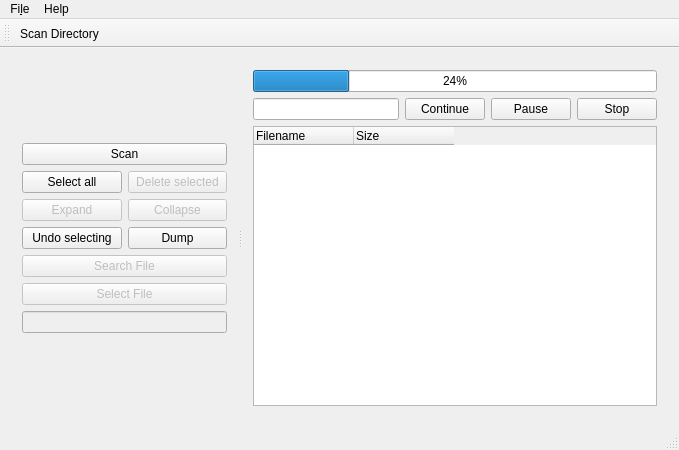
First picture: the form in copies_window/mainwindow.ui, repository Timoniche/FileUtilities, before the edit.
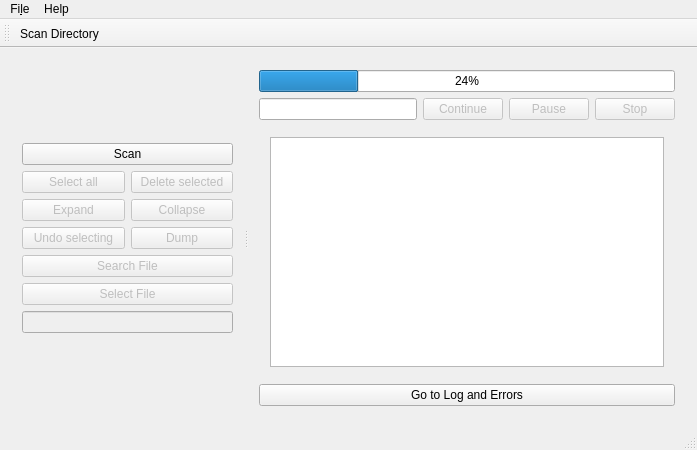
Second picture: the form after the edit. The open tabs and pages were chosen to show the change.

Commit message: buttons fixed, stack widget added

Diff of the .ui file:
```diff
--- a/copies_window/mainwindow.ui
+++ b/copies_window/mainwindow.ui
@@ -6,7 +6,7 @@
    <rect>
     <x>0</x>
     <y>0</y>
-    <width>679</width>
+    <width>697</width>
     <height>450</height>
    </rect>
   </property>
@@ -63,7 +63,7 @@
             <item row="3" column="0">
              <widget class="QPushButton" name="undoButton">
               <property name="enabled">
-               <bool>true</bool>
+               <bool>false</bool>
               </property>
               <property name="text">
                <string>Undo selecting</string>
@@ -82,6 +82,9 @@
             </item>
             <item row="0" column="0">
              <widget class="QPushButton" name="selectButton">
+              <property name="enabled">
+               <bool>false</bool>
+              </property>
               <property name="text">
                <string>Select all</string>
               </property>
@@ -90,7 +93,7 @@
             <item row="3" column="1">
              <widget class="QPushButton" name="dumpButton">
               <property name="enabled">
-               <bool>true</bool>
+               <bool>false</bool>
               </property>
               <property name="text">
                <string>Dump</string>
@@ -183,6 +186,9 @@
           </item>
           <item>
            <widget class="QPushButton" name="continueButton">
+            <property name="enabled">
+             <bool>false</bool>
+            </property>
             <property name="text">
              <string>Continue</string>
             </property>
@@ -190,6 +196,9 @@
           </item>
           <item>
            <widget class="QPushButton" name="pauseButton">
+            <property name="enabled">
+             <bool>false</bool>
+            </property>
             <property name="text">
              <string>Pause</string>
             </property>
@@ -198,7 +207,7 @@
           <item>
            <widget class="QPushButton" name="buttonStop">
             <property name="enabled">
-             <bool>true</bool>
+             <bool>false</bool>
             </property>
             <property name="text">
              <string>Stop</string>
@@ -208,6 +217,13 @@
          </layout>
         </item>
         <item>
+         <widget class="QStackedWidget" name="stackedWidget">
+          <property name="currentIndex">
+           <number>0</number>
+          </property>
+          <widget class="QWidget" name="page">
+           <layout class="QVBoxLayout" name="verticalLayout_7">
+            <item>
          <widget class="QTreeWidget" name="treeWidget">
           <attribute name="headerMinimumSectionSize">
            <number>100</number>
@@ -229,6 +245,24 @@
         </item>
        </layout>
       </widget>
+          <widget class="QWidget" name="page_2">
+           <layout class="QVBoxLayout" name="verticalLayout_6">
+            <item>
+             <widget class="QListWidget" name="listWidget"/>
+            </item>
+           </layout>
+          </widget>
+         </widget>
+        </item>
+        <item>
+         <widget class="QPushButton" name="switchButton">
+          <property name="text">
+           <string>Go to Log and Errors</string>
+          </property>
+         </widget>
+        </item>
+       </layout>
+      </widget>
      </widget>
     </item>
    </layout>
@@ -238,7 +272,7 @@
     <rect>
      <x>0</x>
      <y>0</y>
-     <width>679</width>
+     <width>697</width>
      <height>18</height>
     </rect>
    </property>
```
Lines whose indentation alone changed are shown as unchanged. The commit also changes 5 other files.
